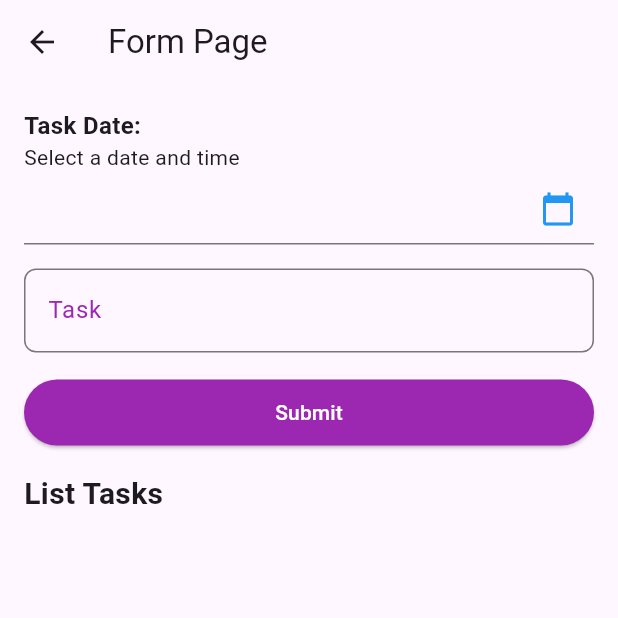
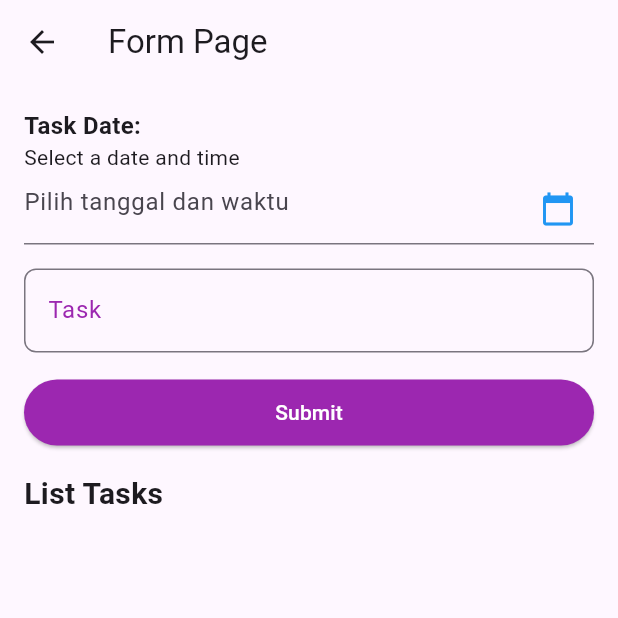
Before and after one commit to IrfanHidayatulahP/TodoApp_0142, a Flutter app: the TodoPage screen opened directly, on a phone screen of 412 x 824 dp, the top half of it. Run offline on Flutter 3.47's test engine with Material 3 defaults, Android fonts, the phone set to English and light mode, and no system bars.

Commit message:
penambahan keterangan untuk tiap form field harus diisi

```diff
--- a/lib/todo_page.dart
+++ b/lib/todo_page.dart
@@ -101,6 +101,7 @@ class _TodoPageState extends State<TodoPage> {
                     TextFormField(
                       controller: _dateController,
                       decoration: InputDecoration(
+                        hintText: "Pilih tanggal dan waktu",
                         suffixIcon: IconButton(
                           icon: const Icon(Icons.calendar_today, color: Colors.blue),
                           onPressed: () => _selectDateTime(context),
@@ -120,6 +121,7 @@ class _TodoPageState extends State<TodoPage> {
                       decoration: InputDecoration(
                         labelText: "Task",
                         labelStyle: const TextStyle(color: Colors.purple),
+                        hintText: "Masukkan nama tugas",
                         border: OutlineInputBorder(
                           borderSide: const BorderSide(color: Colors.purple),
                           borderRadius: BorderRadius.circular(8),
```
